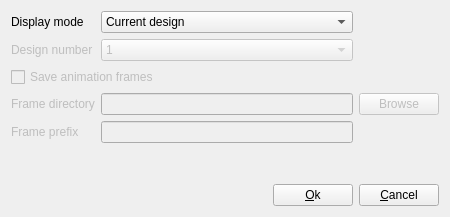
This is ui/plotsettings.ui in montagdude/Xoptfoil as Qt 5 draws it before an edit. The edited form follows.
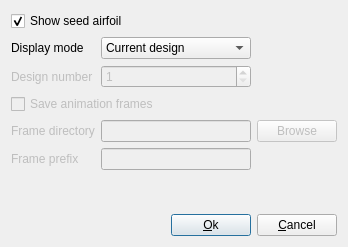
This is the edited form.

Commit message: Some work on settings dialogs

The edit to the form file:
```diff
--- a/ui/plotsettings.ui
+++ b/ui/plotsettings.ui
@@ -6,8 +6,8 @@
    <rect>
     <x>0</x>
     <y>0</y>
-    <width>450</width>
-    <height>217</height>
+    <width>348</width>
+    <height>247</height>
    </rect>
   </property>
   <property name="windowTitle">
@@ -16,15 +16,25 @@
   <layout class="QVBoxLayout" name="verticalLayout">
    <item>
     <layout class="QGridLayout" name="gridLayout">
-     <item row="0" column="0">
+     <item row="0" column="0" colspan="2">
+      <widget class="QCheckBox" name="showSeedBox">
+       <property name="text">
+        <string>Show seed airfoil</string>
+       </property>
+       <property name="checked">
+        <bool>true</bool>
+       </property>
+      </widget>
+     </item>
+     <item row="1" column="0">
       <widget class="QLabel" name="label">
        <property name="text">
         <string>Display mode</string>
        </property>
       </widget>
      </item>
-     <item row="0" column="1">
-      <widget class="QComboBox" name="comboBox">
+     <item row="1" column="1">
+      <widget class="QComboBox" name="displayModeBox">
        <item>
         <property name="text">
          <string>Current design</string>
@@ -42,8 +52,8 @@
        </item>
       </widget>
      </item>
-     <item row="1" column="0">
-      <widget class="QLabel" name="label_4">
+     <item row="2" column="0">
+      <widget class="QLabel" name="designNumberLabel">
        <property name="enabled">
         <bool>false</bool>
        </property>
@@ -52,20 +62,18 @@
        </property>
       </widget>
      </item>
-     <item row="1" column="1">
-      <widget class="QComboBox" name="comboBox_2">
+     <item row="2" column="1">
+      <widget class="QSpinBox" name="designNumberBox">
        <property name="enabled">
         <bool>false</bool>
        </property>
-       <item>
-        <property name="text">
-         <string>1</string>
-        </property>
-       </item>
+       <property name="minimum">
+        <number>1</number>
+       </property>
       </widget>
      </item>
-     <item row="2" column="0" colspan="2">
-      <widget class="QCheckBox" name="checkBox">
+     <item row="3" column="0" colspan="2">
+      <widget class="QCheckBox" name="saveFrameBox">
        <property name="enabled">
         <bool>false</bool>
        </property>
@@ -74,8 +82,8 @@
        </property>
       </widget>
      </item>
-     <item row="3" column="0">
-      <widget class="QLabel" name="label_2">
+     <item row="4" column="0">
+      <widget class="QLabel" name="frameDirectoryLabel">
        <property name="enabled">
         <bool>false</bool>
        </property>
@@ -84,15 +92,15 @@
        </property>
       </widget>
      </item>
-     <item row="3" column="1">
-      <widget class="QLineEdit" name="lineEdit">
+     <item row="4" column="1">
+      <widget class="QLineEdit" name="frameDirectoryEdit">
        <property name="enabled">
         <bool>false</bool>
        </property>
       </widget>
      </item>
-     <item row="3" column="2">
-      <widget class="QPushButton" name="pushButton">
+     <item row="4" column="2">
+      <widget class="QPushButton" name="browseButton">
        <property name="enabled">
         <bool>false</bool>
        </property>
@@ -101,8 +109,8 @@
        </property>
       </widget>
      </item>
-     <item row="4" column="0">
-      <widget class="QLabel" name="label_3">
+     <item row="5" column="0">
+      <widget class="QLabel" name="framePrefixLabel">
        <property name="enabled">
         <bool>false</bool>
        </property>
@@ -111,8 +119,8 @@
        </property>
       </widget>
      </item>
-     <item row="4" column="1">
-      <widget class="QLineEdit" name="lineEdit_2">
+     <item row="5" column="1">
+      <widget class="QLineEdit" name="framePrefixEdit">
        <property name="enabled">
         <bool>false</bool>
        </property>
@@ -128,7 +136,7 @@
      <property name="sizeHint" stdset="0">
       <size>
        <width>20</width>
-       <height>50</height>
+       <height>40</height>
       </size>
      </property>
     </spacer>
@@ -153,6 +161,15 @@
        <property name="text">
         <string>&amp;Ok</string>
        </property>
+       <property name="autoDefault">
+        <bool>false</bool>
+       </property>
+       <property name="default">
+        <bool>true</bool>
+       </property>
+       <property name="flat">
+        <bool>false</bool>
+       </property>
       </widget>
      </item>
      <item>
```
Left out of the diff: 52 changed lines with no effect on the pictures. The commit also changes 6 other files.
